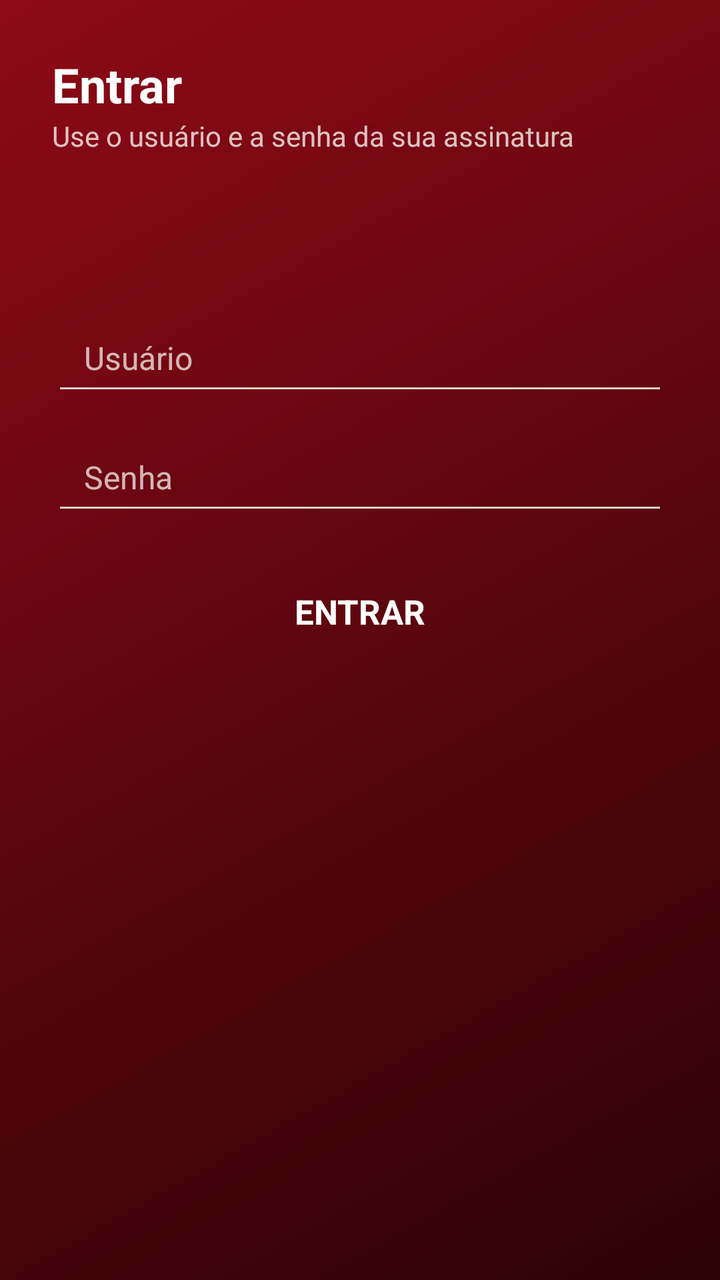
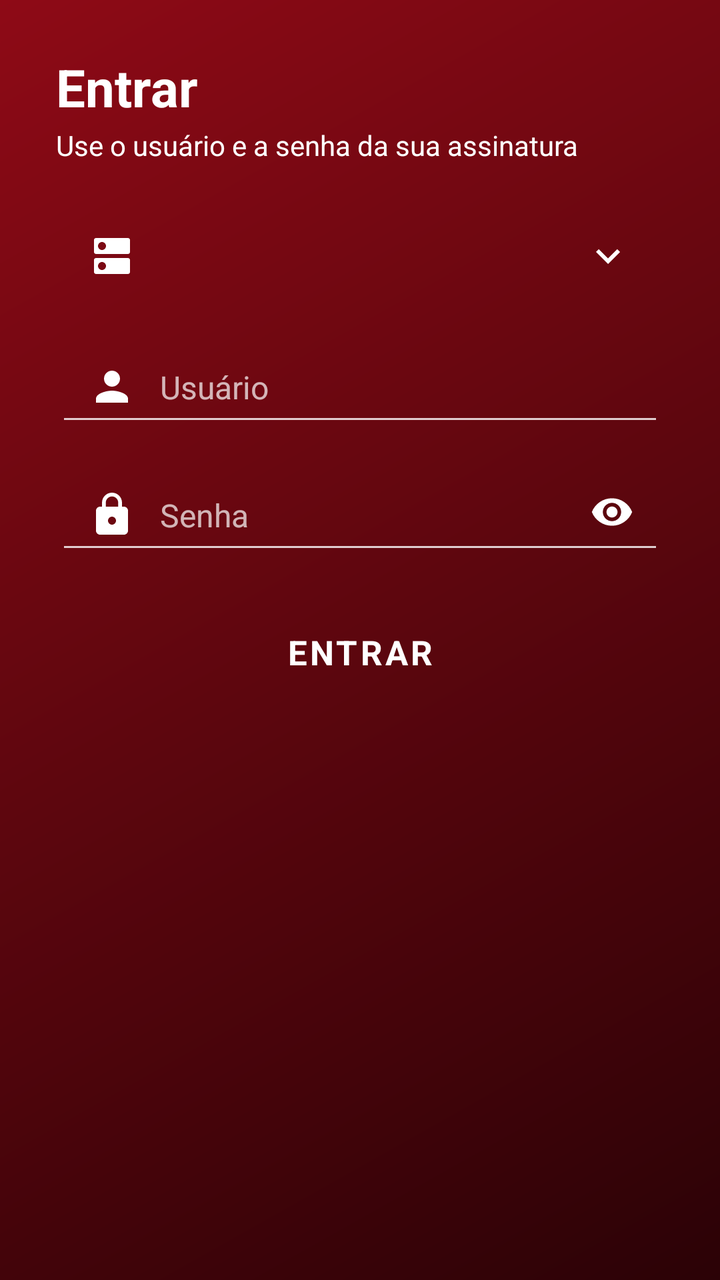

The first picture is an Android layout as it rendered before a commit; the second is the same layout after the commit. The layout source and the unified diff follow.
<!-- AndroidManifest.xml: application theme AppTheme -->
<!-- res/layout/login_form.xml -->
<?xml version="1.0" encoding="utf-8"?>
<LinearLayout xmlns:android="http://schemas.android.com/apk/res/android"
    android:id="@+id/form"
    android:layout_width="380dp"
    android:layout_height="wrap_content"
    android:orientation="vertical"
    android:padding="26dp">

    <TextView
        android:layout_width="wrap_content"
        android:layout_height="wrap_content"
        android:text="Entrar"
        android:textSize="24sp"
        android:textStyle="bold" />

    <TextView
        android:id="@+id/subtitle"
        android:layout_width="wrap_content"
        android:layout_height="wrap_content"
        android:layout_marginBottom="18dp"
        android:alpha="0.75"
        android:text="Use o usuário e a senha da sua assinatura"
        android:textSize="14sp" />

    <TextView
        android:id="@+id/server"
        android:layout_width="match_parent"
        android:layout_height="wrap_content"
        android:layout_marginBottom="12dp"
        android:clickable="true"
        android:drawablePadding="10dp"
        android:focusable="true"
        android:paddingStart="16dp"
        android:paddingTop="13dp"
        android:paddingEnd="16dp"
        android:paddingBottom="13dp"
        android:singleLine="true"
        android:textSize="16sp" />

    <EditText
        android:id="@+id/dns"
        android:layout_width="match_parent"
        android:layout_height="wrap_content"
        android:layout_marginBottom="12dp"
        android:hint="DNS do servidor (http://...)"
        android:imeOptions="actionNext"
        android:inputType="textUri"
        android:paddingStart="16dp"
        android:paddingTop="13dp"
        android:paddingEnd="16dp"
        android:paddingBottom="13dp"
        android:singleLine="true"
        android:textSize="16sp"
        android:visibility="gone" />

    <EditText
        android:id="@+id/user"
        android:layout_width="match_parent"
        android:layout_height="wrap_content"
        android:layout_marginBottom="12dp"
        android:hint="Usuário"
        android:imeOptions="actionNext"
        android:inputType="text"
        android:paddingStart="16dp"
        android:paddingTop="13dp"
        android:paddingEnd="16dp"
        android:paddingBottom="13dp"
        android:singleLine="true"
        android:textSize="16sp" />

    <EditText
        android:id="@+id/pass"
        android:layout_width="match_parent"
        android:layout_height="wrap_content"
        android:hint="Senha"
        android:imeOptions="actionDone"
        android:inputType="textPassword"
        android:paddingStart="16dp"
        android:paddingTop="13dp"
        android:paddingEnd="16dp"
        android:paddingBottom="13dp"
        android:singleLine="true"
        android:textSize="16sp" />

    <TextView
        android:id="@+id/error"
        android:layout_width="match_parent"
        android:layout_height="wrap_content"
        android:layout_marginTop="10dp"
        android:textColor="#FFFF8A80"
        android:textSize="14sp"
        android:visibility="gone" />

    <FrameLayout
        android:layout_width="match_parent"
        android:layout_height="wrap_content"
        android:layout_marginTop="18dp">

        <TextView
            android:id="@+id/login"
            android:layout_width="match_parent"
            android:layout_height="wrap_content"
            android:clickable="true"
            android:focusable="true"
            android:gravity="center"
            android:padding="14dp"
            android:text="ENTRAR"
            android:textSize="17sp"
            android:textStyle="bold" />

        <ProgressBar
            android:id="@+id/loading"
            android:layout_width="28dp"
            android:layout_height="28dp"
            android:layout_gravity="center"
            android:indeterminateTint="#FFFFFFFF"
            android:visibility="gone" />
    </FrameLayout>

    <TextView
        android:id="@+id/support"
        android:layout_width="match_parent"
        android:layout_height="wrap_content"
        android:layout_marginTop="16dp"
        android:alpha="0.7"
        android:gravity="center"
        android:textSize="13sp" />
</LinearLayout>
<!-- resources referenced by this layout -->
<resources>
  <!-- unchanged entries left out for length: 3 -->
</resources>

<!-- the commit's change to res/layout/login_form.xml (unified diff, before → after) -->
@@ -1,95 +1,126 @@
 <?xml version="1.0" encoding="utf-8"?>
 <LinearLayout xmlns:android="http://schemas.android.com/apk/res/android"
     android:id="@+id/form"
-    android:layout_width="380dp"
+    android:layout_width="400dp"
     android:layout_height="wrap_content"
     android:orientation="vertical"
-    android:padding="26dp">
+    android:paddingStart="28dp"
+    android:paddingTop="26dp"
+    android:paddingEnd="28dp"
+    android:paddingBottom="22dp">
+
+    <ImageView
+        android:id="@+id/formLogo"
+        android:layout_width="wrap_content"
+        android:layout_height="48dp"
+        android:layout_gravity="center_horizontal"
+        android:layout_marginBottom="14dp"
+        android:adjustViewBounds="true"
+        android:maxWidth="180dp"
+        android:scaleType="fitCenter"
+        android:src="@mipmap/ic_launcher"
+        android:visibility="gone" />
 
     <TextView
+        android:id="@+id/formTitle"
         android:layout_width="wrap_content"
         android:layout_height="wrap_content"
         android:text="Entrar"
-        android:textSize="24sp"
+        android:textSize="26sp"
         android:textStyle="bold" />
 
     <TextView
         android:id="@+id/subtitle"
         android:layout_width="wrap_content"
         android:layout_height="wrap_content"
-        android:layout_marginBottom="18dp"
-        android:alpha="0.75"
+        android:layout_marginTop="2dp"
+        android:layout_marginBottom="20dp"
         android:text="Use o usuário e a senha da sua assinatura"
         android:textSize="14sp" />
 
     <TextView
         android:id="@+id/server"
-        android:layout_width="match_parent"
-        android:layout_height="wrap_content"
-        android:layout_marginBottom="12dp"
+        style="@style/LoginField"
         android:clickable="true"
-        android:drawablePadding="10dp"
+        android:drawableStart="@drawable/ic_server"
+        android:drawableEnd="@drawable/ic_chevron_down"
         android:focusable="true"
-        android:paddingStart="16dp"
-        android:paddingTop="13dp"
-        android:paddingEnd="16dp"
-        android:paddingBottom="13dp"
-        android:singleLine="true"
-        android:textSize="16sp" />
+        android:gravity="center_vertical" />
 
     <EditText
         android:id="@+id/dns"
-        android:layout_width="match_parent"
-        android:layout_height="wrap_content"
-        android:layout_marginBottom="12dp"
+        style="@style/LoginField"
+        android:drawableStart="@drawable/ic_link"
         android:hint="DNS do servidor (http://...)"
         android:imeOptions="actionNext"
         android:inputType="textUri"
-        android:paddingStart="16dp"
-        android:paddingTop="13dp"
-        android:paddingEnd="16dp"
-        android:paddingBottom="13dp"
-        android:singleLine="true"
-        android:textSize="16sp"
         android:visibility="gone" />
 
     <EditText
         android:id="@+id/user"
+        style="@style/LoginField"
+        android:autofillHints="username"
+        android:drawableStart="@drawable/ic_person"
+        android:hint="Usuário"
+        android:imeOptions="actionNext"
+        android:inputType="text" />
+
+    <FrameLayout
+        android:layout_width="match_parent"
+        android:layout_height="wrap_content">
+
+        <EditText
+            android:id="@+id/pass"
+            style="@style/LoginField"
+            android:layout_marginBottom="0dp"
+            android:autofillHints="password"
+            android:drawableStart="@drawable/ic_lock"
+            android:hint="Senha"
+            android:imeOptions="actionDone"
+            android:inputType="textPassword"
+            android:paddingEnd="52dp" />
+
+        <ImageView
+            android:id="@+id/passToggle"
+            android:layout_width="40dp"
+            android:layout_height="40dp"
+            android:layout_gravity="end|center_vertical"
+            android:layout_marginEnd="6dp"
+            android:clickable="true"
+            android:contentDescription="Mostrar senha"
+            android:focusable="true"
+            android:padding="9dp"
+            android:src="@drawable/ic_eye" />
+    </FrameLayout>
+
+    <LinearLayout
+        android:id="@+id/errorBox"
         android:layout_width="match_parent"
         android:layout_height="wrap_content"
-        android:layout_marginBottom="12dp"
-        android:hint="Usuário"
-        android:imeOptions="actionNext"
-        android:inputType="text"
-        android:paddingStart="16dp"
-        android:paddingTop="13dp"
-        android:paddingEnd="16dp"
-        android:paddingBottom="13dp"
-        android:singleLine="true"
-        android:textSize="16sp" />
+        android:layout_marginTop="12dp"
+        android:gravity="center_vertical"
+        android:orientation="horizontal"
+        android:paddingStart="12dp"
+        android:paddingTop="10dp"
+        android:paddingEnd="12dp"
+        android:paddingBottom="10dp"
+        android:visibility="gone">
 
-    <EditText
-        android:id="@+id/pass"
-        android:layout_width="match_parent"
-        android:layout_height="wrap_content"
-        android:hint="Senha"
-        android:imeOptions="actionDone"
-        android:inputType="textPassword"
-        android:paddingStart="16dp"
-        android:paddingTop="13dp"
-        android:paddingEnd="16dp"
-        android:paddingBottom="13dp"
-        android:singleLine="true"
-        android:textSize="16sp" />
+        <ImageView
+            android:id="@+id/errorIcon"
+            android:layout_width="20dp"
+            android:layout_height="20dp"
+            android:layout_marginEnd="10dp"
+            android:src="@drawable/ic_error" />
 
-    <TextView
-        android:id="@+id/error"
-        android:layout_width="match_parent"
-        android:layout_height="wrap_content"
-        android:layout_marginTop="10dp"
-        android:textColor="#FFFF8A80"
-        android:textSize="14sp"
-        android:visibility="gone" />
+        <TextView
+            android:id="@+id/error"
+            android:layout_width="0dp"
+            android:layout_height="wrap_content"
+            android:layout_weight="1"
+            android:textColor="#FFFFFFFF"
+            android:textSize="14sp" />
+    </LinearLayout>
 
     <FrameLayout
         android:layout_width="match_parent"
@@ -99,21 +130,20 @@
         <TextView
             android:id="@+id/login"
             android:layout_width="match_parent"
-            android:layout_height="wrap_content"
+            android:layout_height="52dp"
             android:clickable="true"
             android:focusable="true"
             android:gravity="center"
-            android:padding="14dp"
+            android:letterSpacing="0.08"
             android:text="ENTRAR"
             android:textSize="17sp"
             android:textStyle="bold" />
 
         <ProgressBar
             android:id="@+id/loading"
-            android:layout_width="28dp"
-            android:layout_height="28dp"
+            android:layout_width="26dp"
+            android:layout_height="26dp"
             android:layout_gravity="center"
-            android:indeterminateTint="#FFFFFFFF"
             android:visibility="gone" />
     </FrameLayout>
 
@@ -122,7 +152,6 @@
         android:layout_width="match_parent"
         android:layout_height="wrap_content"
         android:layout_marginTop="16dp"
-        android:alpha="0.7"
         android:gravity="center"
         android:textSize="13sp" />
 </LinearLayout>
<!-- resource entries referenced after the edit -->
@@ -1,5 +1,51 @@
 <!-- resources referenced by this layout -->
 <resources>
+  <!-- drawable ic_chevron_down (drawable) -->
+  <?xml version="1.0" encoding="utf-8"?>
+  <vector xmlns:android="http://schemas.android.com/apk/res/android" android:width="24dp" android:height="24dp" android:viewportWidth="24" android:viewportHeight="24">
+      <path android:fillColor="#FFFFFFFF" android:pathData="M7.41,8.59L12,13.17l4.59,-4.58L18,10l-6,6 -6,-6 1.41,-1.41z" />
+  </vector>
+  <!-- drawable ic_error (drawable) -->
+  <?xml version="1.0" encoding="utf-8"?>
+  <vector xmlns:android="http://schemas.android.com/apk/res/android" android:width="24dp" android:height="24dp" android:viewportWidth="24" android:viewportHeight="24">
+      <path android:fillColor="#FFFFFFFF" android:pathData="M12,2C6.48,2 2,6.48 2,12s4.48,10 10,10 10,-4.48 10,-10S17.52,2 12,2zM13,17h-2v-2h2v2zM13,13h-2V7h2v6z" />
+  </vector>
+  <!-- drawable ic_eye (drawable) -->
+  <?xml version="1.0" encoding="utf-8"?>
+  <vector xmlns:android="http://schemas.android.com/apk/res/android" android:width="24dp" android:height="24dp" android:viewportWidth="24" android:viewportHeight="24">
+      <path android:fillColor="#FFFFFFFF" android:pathData="M12,4.5C7,4.5 2.73,7.61 1,12c1.73,4.39 6,7.5 11,7.5s9.27,-3.11 11,-7.5c-1.73,-4.39 -6,-7.5 -11,-7.5zM12,17c-2.76,0 -5,-2.24 -5,-5s2.24,-5 5,-5 5,2.24 5,5 -2.24,5 -5,5zM12,9c-1.66,0 -3,1.34 -3,3s1.34,3 3,3 3,-1.34 3,-3 -1.34,-3 -3,-3z" />
+  </vector>
+  <!-- drawable ic_link (drawable) -->
+  <?xml version="1.0" encoding="utf-8"?>
+  <vector xmlns:android="http://schemas.android.com/apk/res/android" android:width="24dp" android:height="24dp" android:viewportWidth="24" android:viewportHeight="24">
+      <path android:fillColor="#FFFFFFFF" android:pathData="M3.9,12c0,-1.71 1.39,-3.1 3.1,-3.1h4V7H7c-2.76,0 -5,2.24 -5,5s2.24,5 5,5h4v-1.9H7c-1.71,0 -3.1,-1.39 -3.1,-3.1zM8,13h8v-2H8v2zM17,7h-4v1.9h4c1.71,0 3.1,1.39 3.1,3.1s-1.39,3.1 -3.1,3.1h-4V17h4c2.76,0 5,-2.24 5,-5s-2.24,-5 -5,-5z" />
+  </vector>
+  <!-- drawable ic_lock (drawable) -->
+  <?xml version="1.0" encoding="utf-8"?>
+  <vector xmlns:android="http://schemas.android.com/apk/res/android" android:width="24dp" android:height="24dp" android:viewportWidth="24" android:viewportHeight="24">
+      <path android:fillColor="#FFFFFFFF" android:pathData="M18,8h-1V6c0,-2.76 -2.24,-5 -5,-5S7,3.24 7,6v2H6c-1.1,0 -2,0.9 -2,2v10c0,1.1 0.9,2 2,2h12c1.1,0 2,-0.9 2,-2V10c0,-1.1 -0.9,-2 -2,-2zM12,17c-1.1,0 -2,-0.9 -2,-2s0.9,-2 2,-2 2,0.9 2,2 -0.9,2 -2,2zM15.1,8H8.9V6c0,-1.71 1.39,-3.1 3.1,-3.1 1.71,0 3.1,1.39 3.1,3.1v2z" />
+  </vector>
+  <!-- drawable ic_person (drawable) -->
+  <?xml version="1.0" encoding="utf-8"?>
+  <vector xmlns:android="http://schemas.android.com/apk/res/android" android:width="24dp" android:height="24dp" android:viewportWidth="24" android:viewportHeight="24">
+      <path android:fillColor="#FFFFFFFF" android:pathData="M12,12c2.21,0 4,-1.79 4,-4s-1.79,-4 -4,-4 -4,1.79 -4,4 1.79,4 4,4zM12,14c-2.67,0 -8,1.34 -8,4v2h16v-2c0,-2.66 -5.33,-4 -8,-4z" />
+  </vector>
+  <!-- drawable ic_server (drawable) -->
+  <?xml version="1.0" encoding="utf-8"?>
+  <vector xmlns:android="http://schemas.android.com/apk/res/android" android:width="24dp" android:height="24dp" android:viewportWidth="24" android:viewportHeight="24">
+      <path android:fillColor="#FFFFFFFF" android:pathData="M20,13H4c-0.55,0 -1,0.45 -1,1v6c0,0.55 0.45,1 1,1h16c0.55,0 1,-0.45 1,-1v-6c0,-0.55 -0.45,-1 -1,-1zM7,19c-1.1,0 -2,-0.9 -2,-2s0.9,-2 2,-2 2,0.9 2,2 -0.9,2 -2,2zM20,3H4c-0.55,0 -1,0.45 -1,1v6c0,0.55 0.45,1 1,1h16c0.55,0 1,-0.45 1,-1V4c0,-0.55 -0.45,-1 -1,-1zM7,9c-1.1,0 -2,-0.9 -2,-2s0.9,-2 2,-2 2,0.9 2,2 -0.9,2 -2,2z" />
+  </vector>
+  <!-- mipmap ic_launcher: png bitmap (mipmap-hdpi, 3060 bytes) -->
+  <style name="LoginField">
+          <item name="android:layout_width">match_parent</item>
+          <item name="android:layout_height">52dp</item>
+          <item name="android:layout_marginBottom">12dp</item>
+          <item name="android:drawablePadding">12dp</item>
+          <item name="android:paddingStart">16dp</item>
+          <item name="android:paddingEnd">16dp</item>
+          <item name="android:singleLine">true</item>
+          <item name="android:textSize">16sp</item>
+      </style>
   <!-- unchanged entries left out for length: 3 -->
 </resources>
 
